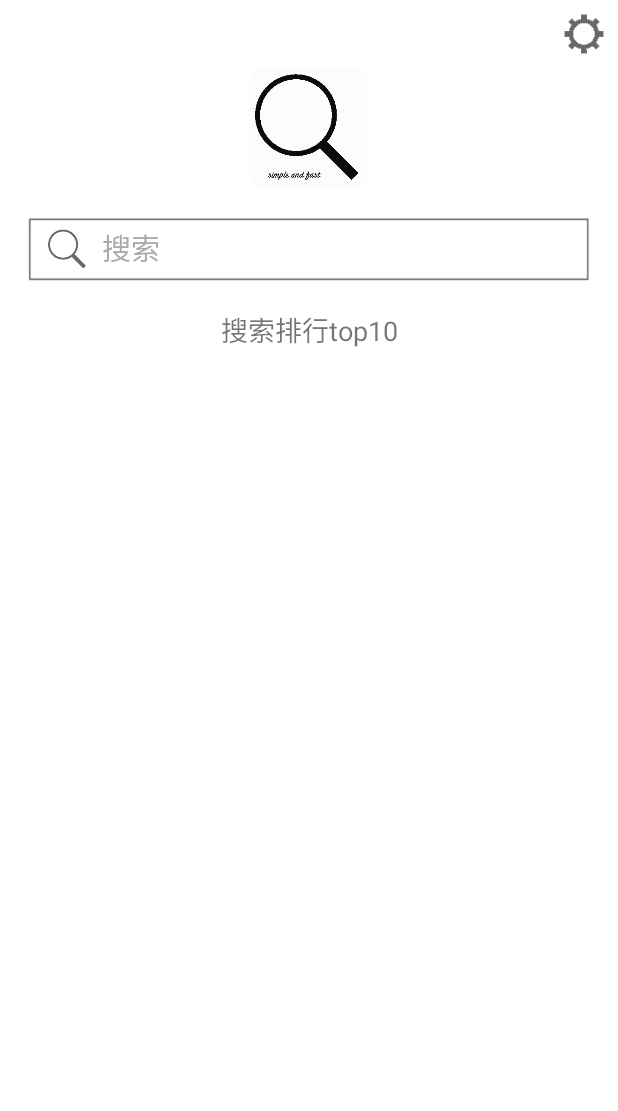
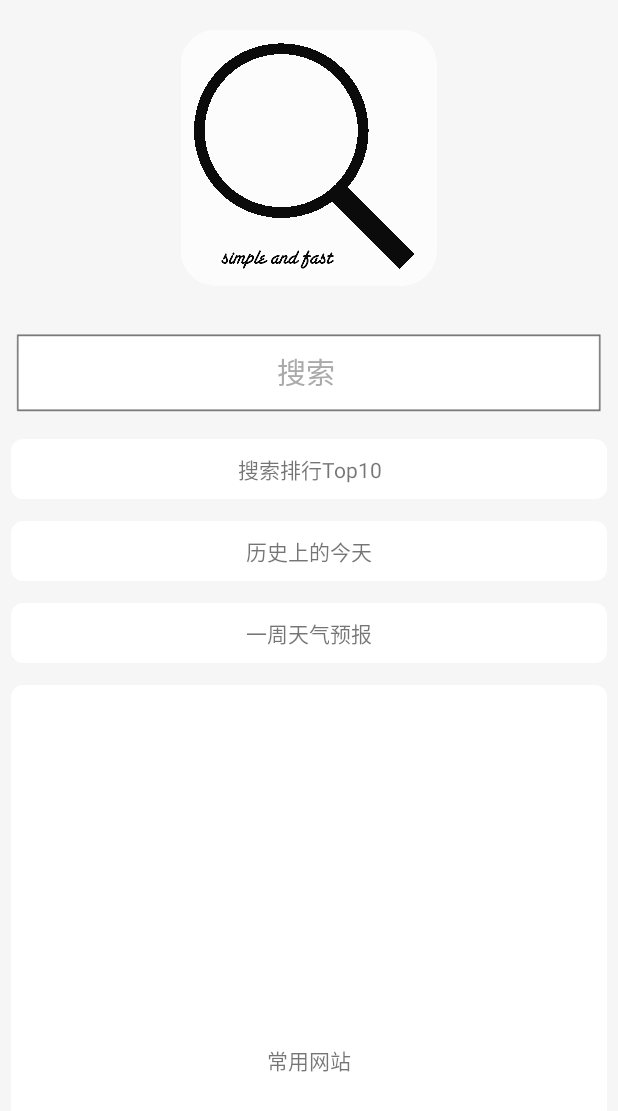
Before and after one commit to javalive09/Searcher, an Android app: the screen it shows after launch (EnterActivity), on a phone screen of 412 x 824 dp. Shown: the top 1111 px of the screen. Run offline under Robolectric (Android 15) with nearby library versions, the phone set to English and light mode, and no system bars.

Commit message:
加入首页滚动功能

```diff
--- a/app/src/main/AndroidManifest.xml
+++ b/app/src/main/AndroidManifest.xml
@@ -25,7 +25,8 @@
             android:name="UMENG_CHANNEL"
             android:value="${UMENG_CHANNEL_VALUE}" />
 
-        <activity android:name=".EnterActivity">
+        <activity android:name=".EnterActivity"
+            android:launchMode="singleTask">
             <intent-filter>
                 <action android:name="android.intent.action.MAIN" />
 
@@ -45,6 +46,9 @@
         <activity
             android:name=".HistoryActivity"
             android:screenOrientation="portrait" />
+        <activity
+            android:name=".HotTopActivity"
+            android:screenOrientation="portrait" />
     </application>
 
 </manifest>
--- a/app/src/main/java/peter/util/searcher/Board.java
+++ b/app/src/main/java/peter/util/searcher/Board.java
@@ -178,6 +178,7 @@ public class Board extends RelativeLayout {
 				grabbed = false;
 				if(!outSide && Math.abs(startDragX - grabx) < mTouchSlop
 						&& Math.abs(startDragY - graby) < mTouchSlop) {
+					mAnim.cancel();
 					//explosion
 					ExplosionField explosionField = new ExplosionField(getContext(), new ExplodeParticleFactory());
 					explosionField.explode(this, new AnimatorListenerAdapter() {
@@ -185,7 +186,7 @@ public class Board extends RelativeLayout {
 						public void onAnimationEnd(Animator animation) {
 							super.onAnimationEnd(animation);
 							Board.this.removeView(Head.this);
-							EnterActivity act = (EnterActivity) getContext();
+							BaseActivity act = (BaseActivity) getContext();
 							String word = (String) getTag();
 							act.startSearch(word);
 						}
--- a/app/src/main/java/peter/util/searcher/EnterActivity.java
+++ b/app/src/main/java/peter/util/searcher/EnterActivity.java
@@ -5,7 +5,12 @@ import android.os.AsyncTask;
 import android.os.Bundle;
 import android.text.TextUtils;
 import android.util.Log;
+import android.view.LayoutInflater;
 import android.view.View;
+import android.view.ViewGroup;
+import android.widget.BaseAdapter;
+import android.widget.ListView;
+import android.widget.TextView;
 
 import org.jsoup.Jsoup;
 import org.jsoup.nodes.Document;
@@ -15,20 +20,36 @@ import org.jsoup.select.Elements;
 import java.io.IOException;
 import java.lang.ref.WeakReference;
 import java.util.ArrayList;
+import java.util.HashMap;
 
 /**
  * Created by peter on 16/5/19.
  */
 public class EnterActivity extends BaseActivity {
 
-    private static final String URL = "http://top.baidu.com/buzz.php?p=top10";
+    static final int LOGO = 1;
+    static final int SEARCH = 2;
+    static final int HOT_LIST = 3;
+    static final int FAVORITE_URL = 4;
+
 
     @Override
     protected void onCreate(Bundle savedInstanceState) {
         super.onCreate(savedInstanceState);
         setContentView(R.layout.activity_enter);
-        findViewById(R.id.enter).setOnClickListener(this);
-        new HotTask(EnterActivity.this).execute();
+        ListView listView = (ListView) findViewById(R.id.enter_list);
+        listView.setAdapter(new EnterAdapter(EnterActivity.this, getData()));
+    }
+
+    private ArrayList<TypeBean> getData() {
+        ArrayList<TypeBean> list = new ArrayList();
+        list.add(new TypeBean(LOGO, -1, ""));
+        list.add(new TypeBean(SEARCH, -1, ""));
+        list.add(new TypeBean(HOT_LIST, R.id.hot_list_top, getString(R.string.hot_title)));
+        list.add(new TypeBean(HOT_LIST, R.id.hot_list_history_today, getString(R.string.history_today_title)));
+        list.add(new TypeBean(HOT_LIST, R.id.hot_list_id_week_weather, getString(R.string.weeks_weather)));
+        list.add(new TypeBean(FAVORITE_URL, -1, ""));
+        return list;
     }
 
     public void onClick(View v) {
@@ -36,82 +57,125 @@ public class EnterActivity extends BaseActivity {
             case R.id.enter:
                 startSearch(null);
                 break;
-            case R.id.setting:
-                Intent intent = new Intent(EnterActivity.this, SettingActivity.class);
-                startActivity(intent);
+            case R.id.hot_list:
+                int id = (int) v.getTag(R.id.hot_list_id);
+                switch (id) {
+                    case R.id.hot_list_top:
+                        Intent intent = new Intent(EnterActivity.this, HotTopActivity.class);
+                        startActivity(intent);
+                        break;
+                    case R.id.hot_list_history_today:
+                        intent = new Intent(EnterActivity.this, MainActivity.class);
+                        intent.putExtra("url", "http://wap.lssdjt.com/");
+                        startActivity(intent);
+                        break;
+                    case R.id.hot_list_id_week_weather:
+                        intent = new Intent(EnterActivity.this, MainActivity.class);
+                        intent.putExtra("url", "http://e.weather.com.cn/d/index/101010100.shtml");
+                        startActivity(intent);
+                        break;
+                }
                 break;
         }
     }
 
-    @Override
-    protected void onResume() {
-        super.onResume();
-        Board board = (Board) findViewById(R.id.hots);
-        board.startAnimation();
-    }
 
-    @Override
-    protected void onStop() {
-        super.onStop();
-        Board board = (Board) findViewById(R.id.hots);
-        board.stopAnimation();
-    }
+    static class EnterAdapter extends BaseAdapter {
 
-    private void showHots(ArrayList<String> hots) {
-        Board board = (Board) findViewById(R.id.hots);
-        board.startAnimation(hots);
-    }
+        EnterActivity act;
+        LayoutInflater inflater;
+        ArrayList<TypeBean> list;
 
-    public void startSearch(String word) {
-        Intent intent = new Intent(EnterActivity.this, MainActivity.class);
-        if(!TextUtils.isEmpty(word)) {
-            intent.putExtra("keyWord", word);
-        }
-        startActivity(intent);
-    }
-
-    static class HotTask extends AsyncTask<Void, Void, ArrayList<String>> {
-
-        private int LIMIT = 10;
-        WeakReference<EnterActivity> act;
-
-        public HotTask(EnterActivity a) {
-            act = new WeakReference<>(a);
+        public EnterAdapter(EnterActivity act, ArrayList<TypeBean> list) {
+            this.act = act;
+            this.list = list;
+            inflater = LayoutInflater.from(act);
         }
 
         @Override
-        protected ArrayList<String> doInBackground(Void... params) {
-            ArrayList<String> hots = new ArrayList<>(LIMIT);
-            try {
-                Document doc = Jsoup.connect(URL).get();
-                Elements es = doc.getElementsByClass("list-title");
-
-                for(Element e : es) {
-                    if(hots.size() < LIMIT) {
-                        hots.add(e.text());
-                    }else{
-                        break;
-                    }
-                }
-                Log.i("peter", "title = " + hots.toString());
-                EnterActivity activity = act.get();
-                if(activity != null) {
-                    activity.showHots(hots);
-                }
-            } catch (IOException e) {
-                e.printStackTrace();
-            }
-            return hots;
+        public int getCount() {
+            return list.size();
         }
 
         @Override
-        protected void onPostExecute(ArrayList<String> list) {
-            EnterActivity activity = act.get();
-            if(activity != null) {
-                activity.showHots(list);
+        public TypeBean getItem(int position) {
+            return list.get(position);
+        }
+
+        @Override
+        public long getItemId(int position) {
+            return position;
+        }
+
+        @Override
+        public int getItemViewType(int position) {
+            return getItem(position).type;
+        }
+
+        @Override
+        public View getView(int position, View convertView, ViewGroup parent) {
+            Holder holder;
+            if(convertView == null) {
+                convertView = inflater.inflate(R.layout.enter_item, parent, false);
+                holder = new Holder();
+                holder.logo = convertView.findViewById(R.id.logo);
+                holder.search = convertView.findViewById(R.id.enter);
+                holder.hotList = (TextView)convertView.findViewById(R.id.hot_list);
+                holder.favoriteUrl = convertView.findViewById(R.id.favorite_url);
+                convertView.setTag(holder);
+            }else {
+                holder = (Holder) convertView.getTag();
             }
+
+            holder.logo.setVisibility(View.GONE);
+            holder.search.setVisibility(View.GONE);
+            holder.hotList.setVisibility(View.GONE);
+            holder.favoriteUrl.setVisibility(View.GONE);
+
+            holder.logo.setOnClickListener(act);
+            holder.search.setOnClickListener(act);
+            holder.hotList.setOnClickListener(act);
+            holder.favoriteUrl.setOnClickListener(act);
+
+            switch(getItemViewType(position)) {
+                case LOGO:
+                    holder.logo.setVisibility(View.VISIBLE);
+                    break;
+                case SEARCH:
+                    holder.search.setVisibility(View.VISIBLE);
+                    break;
+                case HOT_LIST:
+                    TypeBean bean = getItem(position);
+                    holder.hotList.setVisibility(View.VISIBLE);
+                    holder.hotList.setText(bean.content);
+                    holder.hotList.setTag(R.id.hot_list_id, bean.id);
+                    break;
+                case FAVORITE_URL:
+                    holder.favoriteUrl.setVisibility(View.VISIBLE);
+                    break;
+            }
+
+            return convertView;
+        }
+
+    }
+
+    static class Holder{
+        View logo;
+        View search;
+        TextView hotList;
+        View favoriteUrl;
+    }
+
+    static class TypeBean{
+        int type;
+        int id;
+        String content;
+
+        public TypeBean(int type, int id, String content) {
+            this.type = type;
+            this.id = id;
+            this.content = content;
         }
     }
-
-
 }
--- /dev/null
+++ b/app/src/main/res/drawable-v21/enter_item_selector.xml
@@ -0,0 +1,10 @@
+<?xml version="1.0" encoding="utf-8"?>
+<ripple xmlns:android="http://schemas.android.com/apk/res/android"
+    android:color="@color/back_press">
+    <item>
+        <shape>
+            <solid android:color="@android:color/white"/>
+            <corners android:radius="@dimen/enter_item_radius" />
+        </shape>
+    </item>
+</ripple>
--- /dev/null
+++ b/app/src/main/res/drawable/enter_item_selector.xml
@@ -0,0 +1,10 @@
+<?xml version="1.0" encoding="utf-8"?>
+<selector xmlns:android="http://schemas.android.com/apk/res/android">
+    <item android:state_pressed="true">
+        <shape>
+            <solid android:color="@color/item_press"/>
+            <corners android:radius="@dimen/enter_item_radius" />
+        </shape>
+    </item>
+    <item android:drawable="@android:color/transparent"/>
+</selector>
--- a/app/src/main/res/layout/activity_enter.xml
+++ b/app/src/main/res/layout/activity_enter.xml
@@ -1,56 +1,9 @@
 <?xml version="1.0" encoding="utf-8"?>
-<RelativeLayout xmlns:android="http://schemas.android.com/apk/res/android"
-    android:id="@+id/root"
+<ListView xmlns:android="http://schemas.android.com/apk/res/android"
+    android:id="@+id/enter_list"
     android:layout_width="match_parent"
     android:layout_height="match_parent"
-    android:background="@android:color/white">
-
-    <ImageView
-        android:id="@+id/setting"
-        android:layout_width="@dimen/setting_w"
-        android:layout_height="@dimen/setting_h"
-        android:src="@drawable/setting"
-        android:layout_alignParentRight="true"
-        android:onClick="onClick"
-        android:background="@drawable/setting_selector"/>
-
-    <ImageView
-        android:id="@+id/logo"
-        android:layout_width="@dimen/enter_logo_w"
-        android:layout_height="@dimen/enter_logo_h"
-        android:layout_centerHorizontal="true"
-        android:layout_below="@+id/setting"
-        android:layout_marginTop="@dimen/enter_logo_margin_top"
-        android:background="@drawable/icon"/>
-
-    <TextView
-        android:id="@+id/enter"
-        android:layout_width="match_parent"
-        android:layout_height="@dimen/enter_icon_h"
-        android:layout_margin="@dimen/enter_icon_margin"
-        android:background="@drawable/search_bg_"
-        android:drawableLeft="@drawable/search_icon"
-        android:textColor="@android:color/darker_gray"
-        android:text="@string/search"
-        android:layout_below="@+id/logo"
-        android:gravity="center_vertical"
-        android:textSize="@dimen/enter_icon_text_size" />
-
-    <TextView
-        android:id="@+id/hot_title"
-        android:layout_width="match_parent"
-        android:layout_below="@+id/enter"
-        android:layout_height="wrap_content"
-        android:layout_marginBottom="@dimen/hot_title_margin"
-        android:textSize="@dimen/hot_title_size"
-        android:gravity="center"
-        android:text="@string/hot_title" />
-
-
-    <peter.util.searcher.Board
-        android:id="@+id/hots"
-        android:layout_below="@+id/hot_title"
-        android:layout_width="match_parent"
-        android:layout_height="match_parent"
-        />
-</RelativeLayout>
+    android:divider="@null"
+    android:scrollbars="none"
+    android:background="@color/enter_bg"
+    android:listSelector="#00000000" />
--- /dev/null
+++ b/app/src/main/res/layout/activity_hot_top.xml
@@ -0,0 +1,5 @@
+<?xml version="1.0" encoding="utf-8"?>
+<peter.util.searcher.Board xmlns:android="http://schemas.android.com/apk/res/android"
+    android:id="@+id/hot_top"
+    android:layout_width="match_parent"
+    android:layout_height="match_parent"/>
--- /dev/null
+++ b/app/src/main/res/layout/enter_item.xml
@@ -0,0 +1,54 @@
+<?xml version="1.0" encoding="utf-8"?>
+<RelativeLayout xmlns:android="http://schemas.android.com/apk/res/android"
+    android:layout_width="match_parent"
+    android:layout_height="wrap_content">
+
+    <ImageView
+        android:id="@+id/logo"
+        android:layout_width="match_parent"
+        android:layout_height="wrap_content"
+        android:layout_gravity="center"
+        android:layout_margin="@dimen/enter_logo_margin"
+        android:clickable="false"
+        android:src="@drawable/icon"
+        android:visibility="gone" />
+
+    <TextView
+        android:id="@+id/enter"
+        android:layout_width="match_parent"
+        android:layout_height="@dimen/enter_icon_h"
+        android:layout_below="@+id/logo"
+        android:layout_gravity="center"
+        android:layout_margin="@dimen/enter_item_margin"
+        android:background="@drawable/search_bg_"
+        android:gravity="center"
+        android:text="@string/search"
+        android:textColor="@android:color/darker_gray"
+        android:textSize="@dimen/enter_icon_text_size"
+        android:visibility="gone" />
+
+    <TextView
+        android:id="@+id/hot_list"
+        android:layout_width="match_parent"
+        android:layout_height="@dimen/enter_item_h"
+        android:layout_below="@+id/enter"
+        android:layout_gravity="center"
+        android:layout_margin="@dimen/enter_item_margin"
+        android:background="@drawable/enter_item_selector"
+        android:gravity="center"
+        android:text="@string/history_today_title"
+        android:visibility="gone" />
+
+    <TextView
+        android:id="@+id/favorite_url"
+        android:layout_width="match_parent"
+        android:layout_height="500dp"
+        android:layout_below="@+id/hot_list"
+        android:layout_gravity="center"
+        android:layout_margin="@dimen/enter_item_margin"
+        android:background="@drawable/enter_item_selector"
+        android:gravity="center"
+        android:text="@string/favorite_url_title"
+        android:visibility="gone" />
+
+</RelativeLayout>
--- a/app/src/main/res/values/colors.xml
+++ b/app/src/main/res/values/colors.xml
@@ -4,7 +4,7 @@
 
     <color name="setting_bg">#f7f7f9</color>
 
-    <color name="enter_bg">#f7f7f9</color>
+    <color name="enter_bg">#fff6f6f6</color>
 
     <color name="item_normal">#ffffff</color>
     <color name="item_press">#88cccccc</color>
--- a/app/src/main/res/values/dimens.xml
+++ b/app/src/main/res/values/dimens.xml
@@ -7,12 +7,13 @@
     <dimen name="menu_w">45dp</dimen>
     <dimen name="setting_w">45dp</dimen>
     <dimen name="setting_h">45dp</dimen>
-    <dimen name="enter_icon_h">50dp</dimen>
+    <dimen name="enter_icon_h">60dp</dimen>
+    <dimen name="enter_item_h">40dp</dimen>
     <dimen name="enter_logo_w">80dp</dimen>
     <dimen name="enter_logo_h">80dp</dimen>
-    <dimen name="enter_logo_margin_top">0dp</dimen>
+    <dimen name="enter_logo_margin">20dp</dimen>
     <dimen name="enter_icon_text_size">19sp</dimen>
-    <dimen name="enter_icon_margin">15dp</dimen>
+    <dimen name="enter_item_margin">7dp</dimen>
     <dimen name="hot_title_margin">10dp</dimen>
     <dimen name="hot_title_size">18sp</dimen>
     <dimen name="search_h">45dp</dimen>
@@ -37,4 +38,5 @@
     <dimen name="shadow_width">15dp</dimen>
     <dimen name="slidingmenu_offset">60dp</dimen>
     <dimen name="list_padding">10dp</dimen>
+    <dimen name="enter_item_radius">8dp</dimen>
 </resources>
--- /dev/null
+++ b/app/src/main/res/values/ids.xml
@@ -0,0 +1,7 @@
+<?xml version="1.0" encoding="utf-8"?>
+<resources>
+    <item name="hot_list_id" type="id"/>
+    <item name="hot_list_top" type="id"/>
+    <item name="hot_list_history_today" type="id"/>
+    <item name="hot_list_id_week_weather" type="id"/>
+</resources>
--- a/app/src/main/res/values/strings.xml
+++ b/app/src/main/res/values/strings.xml
@@ -2,7 +2,10 @@
     <string name="search">搜索</string>
     <string name="app_name">速搜</string>
     <string name="menu_txt">更多</string>
-    <string name="hot_title">搜索排行top10</string>
+    <string name="hot_title">搜索排行Top10</string>
+    <string name="favorite_url_title">常用网站</string>
+    <string name="history_today_title">历史上的今天</string>
+    <string name="weeks_weather">一周天气预报</string>
     <string name="clear_history"> 清空最近记录</string>
     <string name="exit_hint_title">&#60;快速退出&#62;</string>
     <string name="exit_hint_msg">从屏幕右侧边缘向左滑动</string>
```
Also changed, not shown: app/src/main/java/peter/util/searcher/BaseActivity.java (+9 -0 lines), app/src/main/java/peter/util/searcher/HotTopActivity.java (added, +100 -0 lines), app/src/main/java/peter/util/searcher/MainActivity.java (+46 -42 lines), app/src/main/java/peter/util/searcher/MainFrameView.java (+14 -2 lines), app/src/main/java/peter/util/searcher/MyListView.java (added, +24 -0 lines).
